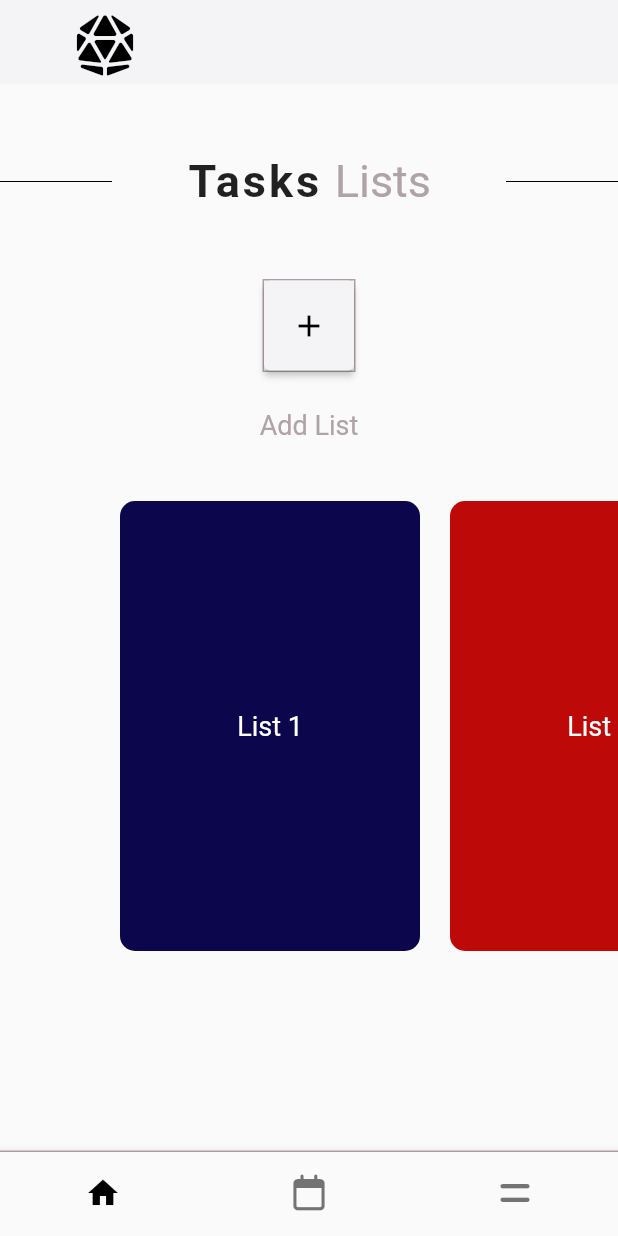
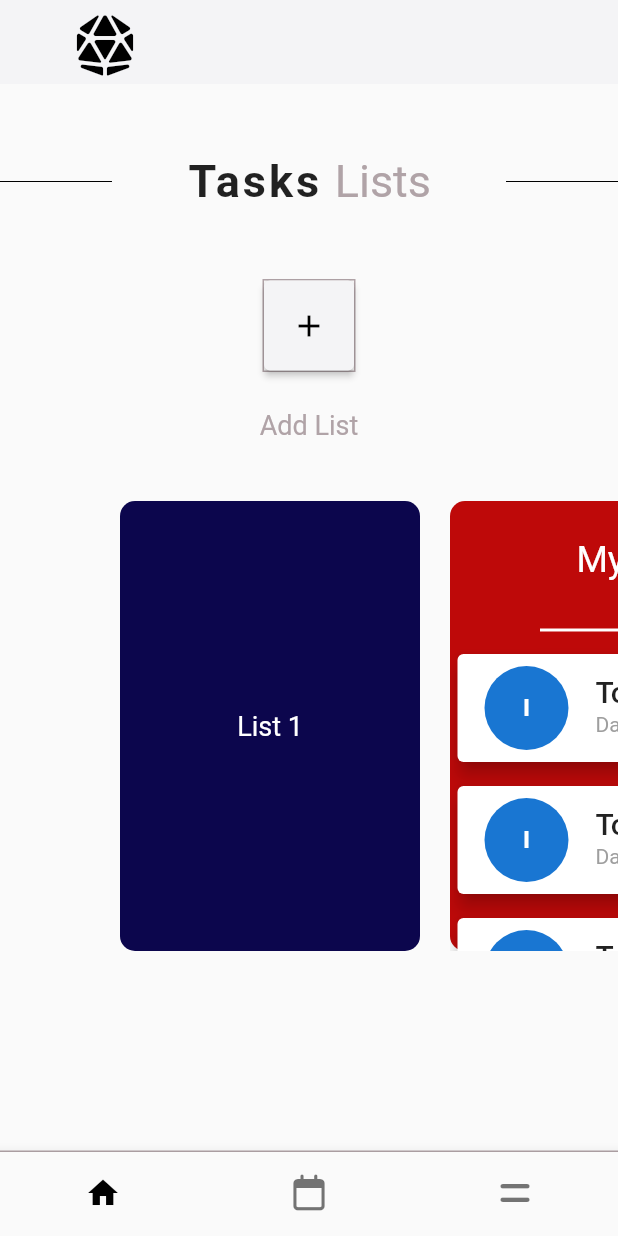
Before and after one commit to ImrulEmon/task_manager_ui, a Flutter app: the screen it shows after launch, on a phone screen of 412 x 824 dp. Run offline on Flutter 3.47's test engine with Material 2 defaults, Android fonts, the phone set to English and light mode, and no system bars; our stand-ins replace font_awesome_flutter.

Commit message:
Todo Card

```diff
--- a/lib/widgets/horizontal_list.dart
+++ b/lib/widgets/horizontal_list.dart
@@ -1,8 +1,7 @@
 import 'package:flutter/material.dart';
 import 'package:font_awesome_flutter/font_awesome_flutter.dart';
-import 'package:flutter/src/widgets/container.dart';
-import 'package:flutter/src/widgets/framework.dart';
 import 'package:task_manager_ui/constants/colors.dart';
+import 'package:task_manager_ui/widgets/todo_card.dart';
 
 class TaskCard extends StatelessWidget {
   const TaskCard({super.key});
@@ -12,13 +11,39 @@ class TaskCard extends StatelessWidget {
     return Container(
       margin: EdgeInsets.symmetric(horizontal: 10),
       width: 200,
-      child: const Center(
-        child: Text(
-          'List 2',
-          style: TextStyle(
-            fontSize: 18,
-            color: Colors.white,
-          ),
+      child: SingleChildScrollView(
+        child: Column(
+          children: [
+            SizedBox(
+              height: 10.0,
+            ),
+            Padding(
+              padding: const EdgeInsets.all(15.0),
+              child: Container(
+                child: Row(
+                  mainAxisAlignment: MainAxisAlignment.end,
+                  children: [
+                    Text(
+                      'My Tasks',
+                      style: TextStyle(color: Colors.white, fontSize: 24.0),
+                    ),
+                  ],
+                ),
+              ),
+            ),
+            SizedBox(
+              height: 10.0,
+            ),
+            Divider(
+              color: Colors.white,
+              thickness: 2.0,
+              indent: 60.0,
+            ),
+            TodoCard(),
+            TodoCard(),
+            TodoCard(),
+            TodoCard(),
+          ],
         ),
       ),
       decoration: BoxDecoration(
--- /dev/null
+++ b/lib/widgets/todo_card.dart
@@ -0,0 +1,39 @@
+import 'package:flutter/material.dart';
+
+class TodoCard extends StatelessWidget {
+  const TodoCard({super.key});
+
+  @override
+  Widget build(BuildContext context) {
+    return Card(
+      elevation: 5.0,
+      margin: EdgeInsets.symmetric(vertical: 8.0, horizontal: 5.0),
+      child: ListTile(
+        leading: CircleAvatar(
+          radius: 30.0,
+          child: Padding(
+            padding: const EdgeInsets.all(6.0),
+            child: FittedBox(
+              child: Text(
+                'I',
+                style: TextStyle(
+                  fontWeight: FontWeight.bold,
+                ),
+              ),
+            ),
+          ),
+        ),
+        title: Text(
+          'Todo',
+          style: Theme.of(context).textTheme.headline6,
+        ),
+        subtitle: Text(
+          'Date--mm-yy',
+          style: TextStyle(
+            color: Colors.grey,
+          ),
+        ),
+      ),
+    );
+  }
+}
```
Also changed, not shown: lib/screens/home.dart (+0 -17 lines).
